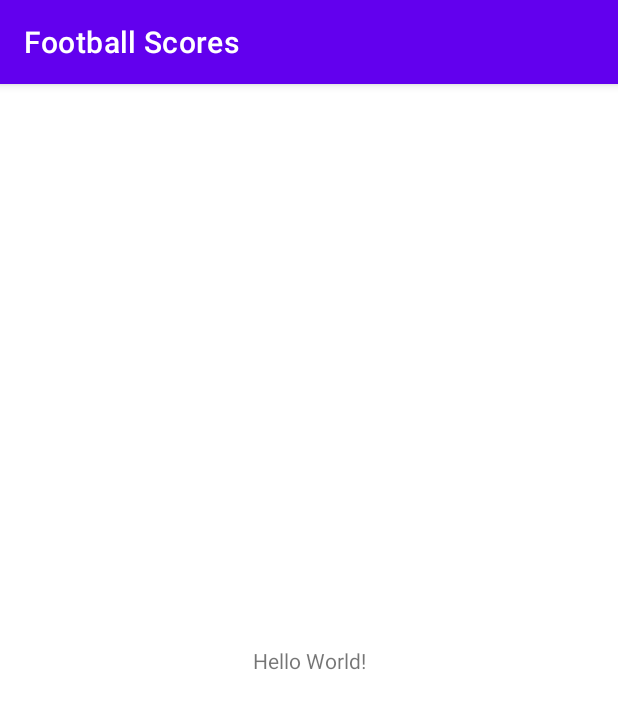
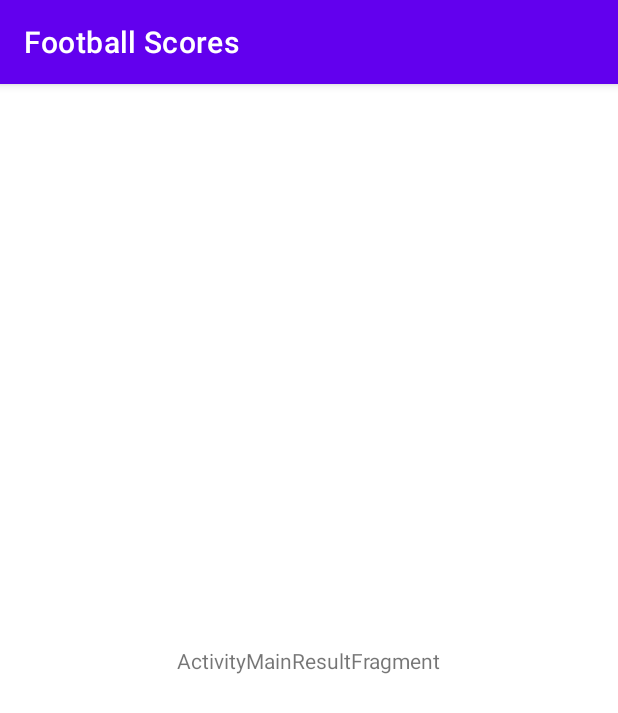
Before and after one commit to boneypatil/FootballScores, an Android app: the screen it shows after launch (MainActivity before the commit, ActivityMatchResult after it), on a phone screen of 412 x 824 dp. Shown: the top 713 px of the screen. Run offline under Robolectric (Android 15) with nearby library versions, the phone set to English and light mode, and no system bars; 3 statements that could not run were skipped.

```diff
--- a/app/src/main/AndroidManifest.xml
+++ b/app/src/main/AndroidManifest.xml
@@ -9,7 +9,8 @@
         android:roundIcon="@mipmap/ic_launcher_round"
         android:supportsRtl="true"
         android:theme="@style/Theme.FootballScores">
-        <activity android:name=".MainActivity">
+        <activity android:name=".ui.ActivityMainResult"></activity>
+        <activity android:name=".ui.ActivityMatchResult">
             <intent-filter>
                 <action android:name="android.intent.action.MAIN" />
 
--- a/app/src/main/java/com/module/footballscores/MainActivity.kt
+++ /dev/null
@@ -1,11 +0,0 @@
-package com.module.footballscores
-
-import androidx.appcompat.app.AppCompatActivity
-import android.os.Bundle
-
-class MainActivity : AppCompatActivity() {
-    override fun onCreate(savedInstanceState: Bundle?) {
-        super.onCreate(savedInstanceState)
-        setContentView(R.layout.activity_main)
-    }
-}
--- /dev/null
+++ b/app/src/main/java/com/module/footballscores/ui/ActivityMainResultFragment.kt
@@ -0,0 +1,33 @@
+package com.module.footballscores.ui
+
+import androidx.lifecycle.ViewModelProvider
+import android.os.Bundle
+import androidx.fragment.app.Fragment
+import android.view.LayoutInflater
+import android.view.View
+import android.view.ViewGroup
+import com.module.footballscores.R
+import com.module.footballscores.ui.ui.main.MainViewModel
+
+class ActivityMainResultFragment : Fragment() {
+
+    companion object {
+        fun newInstance() = ActivityMainResultFragment()
+    }
+
+    private lateinit var viewModel: MainViewModel
+
+    override fun onCreateView(
+        inflater: LayoutInflater, container: ViewGroup?,
+        savedInstanceState: Bundle?
+    ): View {
+        return inflater.inflate(R.layout.main_fragment, container, false)
+    }
+
+    override fun onActivityCreated(savedInstanceState: Bundle?) {
+        super.onActivityCreated(savedInstanceState)
+        viewModel = ViewModelProvider(this).get(MainViewModel::class.java)
+        // TODO: Use the ViewModel
+    }
+
+}
--- /dev/null
+++ b/app/src/main/java/com/module/footballscores/ui/ActivityMatchResult.kt
@@ -0,0 +1,22 @@
+package com.module.footballscores.ui
+
+import androidx.appcompat.app.AppCompatActivity
+import android.os.Bundle
+import com.module.footballscores.R
+import com.module.footballscores.dagger.App
+
+class ActivityMatchResult : AppCompatActivity() {
+
+    override fun onCreate(savedInstanceState: Bundle?) {
+        super.onCreate(savedInstanceState)
+        App.appComponent.inject(this)
+        setContentView(R.layout.activity_main_result_activity)
+        if (savedInstanceState == null) {
+            supportFragmentManager.beginTransaction()
+                .replace(R.id.container, ActivityMainResultFragment.newInstance())
+                .commitNow()
+        }
+    }
+
+
+}
--- /dev/null
+++ b/app/src/main/res/layout/activity_main_result_activity.xml
@@ -0,0 +1,7 @@
+<?xml version="1.0" encoding="utf-8"?>
+<FrameLayout xmlns:android="http://schemas.android.com/apk/res/android"
+    xmlns:tools="http://schemas.android.com/tools"
+    android:id="@+id/container"
+    android:layout_width="match_parent"
+    android:layout_height="match_parent"
+    tools:context="com.module.footballscores.ui.ActivityMainResult" />
--- /dev/null
+++ b/app/src/main/res/layout/main_fragment.xml
@@ -0,0 +1,20 @@
+<?xml version="1.0" encoding="utf-8"?>
+<androidx.constraintlayout.widget.ConstraintLayout xmlns:android="http://schemas.android.com/apk/res/android"
+    xmlns:app="http://schemas.android.com/apk/res-auto"
+    xmlns:tools="http://schemas.android.com/tools"
+    android:id="@+id/activity_main_result"
+    android:layout_width="match_parent"
+    android:layout_height="match_parent"
+    tools:context=".ui.main.ActivityMainResultFragment">
+
+    <TextView
+        android:id="@+id/message"
+        android:layout_width="wrap_content"
+        android:layout_height="wrap_content"
+        android:text="ActivityMainResultFragment"
+        app:layout_constraintBottom_toBottomOf="parent"
+        app:layout_constraintEnd_toEndOf="parent"
+        app:layout_constraintStart_toStartOf="parent"
+        app:layout_constraintTop_toTopOf="parent" />
+
+</androidx.constraintlayout.widget.ConstraintLayout>
```
Also changed, not shown: app/build.gradle (+34 -0 lines), app/src/main/java/com/module/footballscores/dagger/App.kt (added, +18 -0 lines), app/src/main/java/com/module/footballscores/dagger/component/AppComponent.kt (added, +13 -0 lines), app/src/main/java/com/module/footballscores/dagger/module/NetworkModule.kt (added, +61 -0 lines), app/src/main/java/com/module/footballscores/dagger/module/viewModule/ViewModelFactory.kt (added, +23 -0 lines), app/src/main/java/com/module/footballscores/dagger/module/viewModule/ViewModelModule.kt (added, +24 -0 lines), app/src/main/java/com/module/footballscores/model/MatchResults.kt (added, +12 -0 lines), app/src/main/java/com/module/footballscores/network/MatchResultService.kt (added, +14 -0 lines), app/src/main/java/com/module/footballscores/network/MatchResultSource.kt (added, +28 -0 lines), app/src/main/java/com/module/footballscores/ui/MatchResultViewModel.kt (added, +41 -0 lines), app/src/main/java/com/module/footballscores/utils/Annotation.kt (added, +17 -0 lines), app/src/main/res/layout/activity_main.xml (+13 -3 lines).
